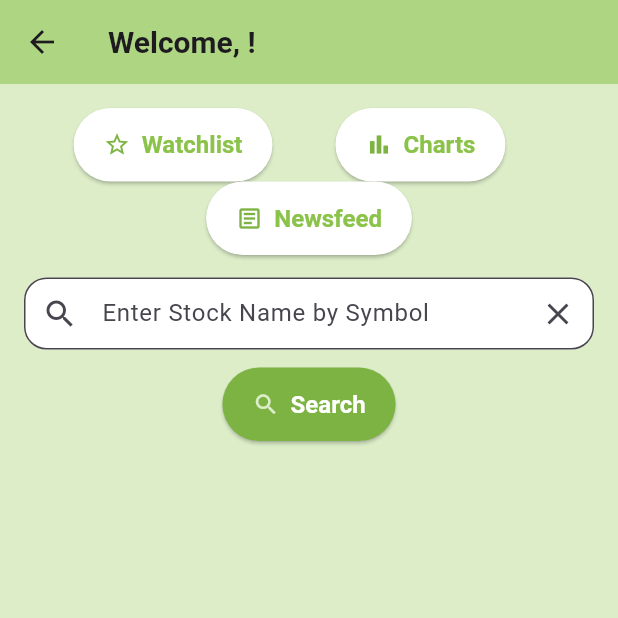
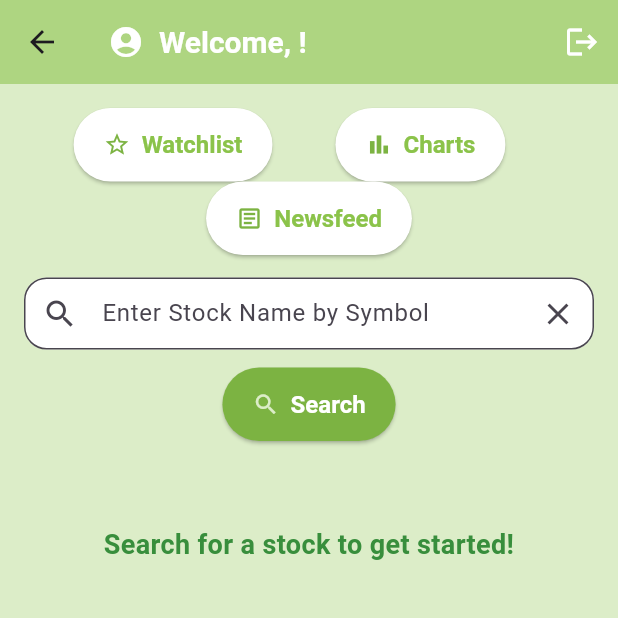
Before and after one commit to courtneyleora/Stock-Tracker, a Flutter app: the MainScreen screen opened by its route, on a phone screen of 412 x 824 dp, the top half of it. Run offline on Flutter 3.47's test engine with Material 3 defaults, Android fonts, the phone set to English and light mode, and no system bars; our stand-ins replace cloud_firestore, firebase_auth, firebase_core; accounts and stored records are empty.

Commit message:
Logout function implemented

```diff
--- a/lib/screens/mainscreen.dart
+++ b/lib/screens/mainscreen.dart
@@ -89,10 +89,32 @@ class _MainScreenState extends State<MainScreen> {
     return Scaffold(
       appBar: AppBar(
         backgroundColor: Colors.lightGreen[300],
-        title: Text(
-          "Welcome, $displayName!",
-          style: TextStyle(fontSize: 20, fontWeight: FontWeight.bold),
+        title: Row(
+          children: [
+            Icon(Icons.account_circle, color: Colors.white),
+            SizedBox(width: 10),
+            Text(
+              "Welcome, $displayName!",
+              style: TextStyle(
+                fontSize: 20,
+                fontWeight: FontWeight.bold,
+                color: Colors.white,
+              ),
+            ),
+          ],
         ),
+        actions: [
+          IconButton(
+            icon: Icon(Icons.logout, color: Colors.white),
+            onPressed: () async {
+              await FirebaseAuth.instance.signOut();
+              Navigator.pushReplacement(
+                context,
+                MaterialPageRoute(builder: (context) => LoginScreen()),
+              );
+            },
+          ),
+        ],
       ),
       body: Padding(
         padding: const EdgeInsets.all(16),
@@ -215,6 +237,21 @@ class _MainScreenState extends State<MainScreen> {
               ),
             ),
             SizedBox(height: 16),
+            if (stockprice == null && error == null)
+              Padding(
+                padding: const EdgeInsets.only(top: 40),
+                child: Center(
+                  child: Text(
+                    "Search for a stock to get started!",
+                    style: TextStyle(
+                      fontSize: 18,
+                      fontWeight: FontWeight.bold,
+                      color: Colors.green[700],
+                    ),
+                    textAlign: TextAlign.center,
+                  ),
+                ),
+              ),
             if (error != null)
               Text(error!, style: TextStyle(color: Colors.red)),
             if (stockprice != null)
```
